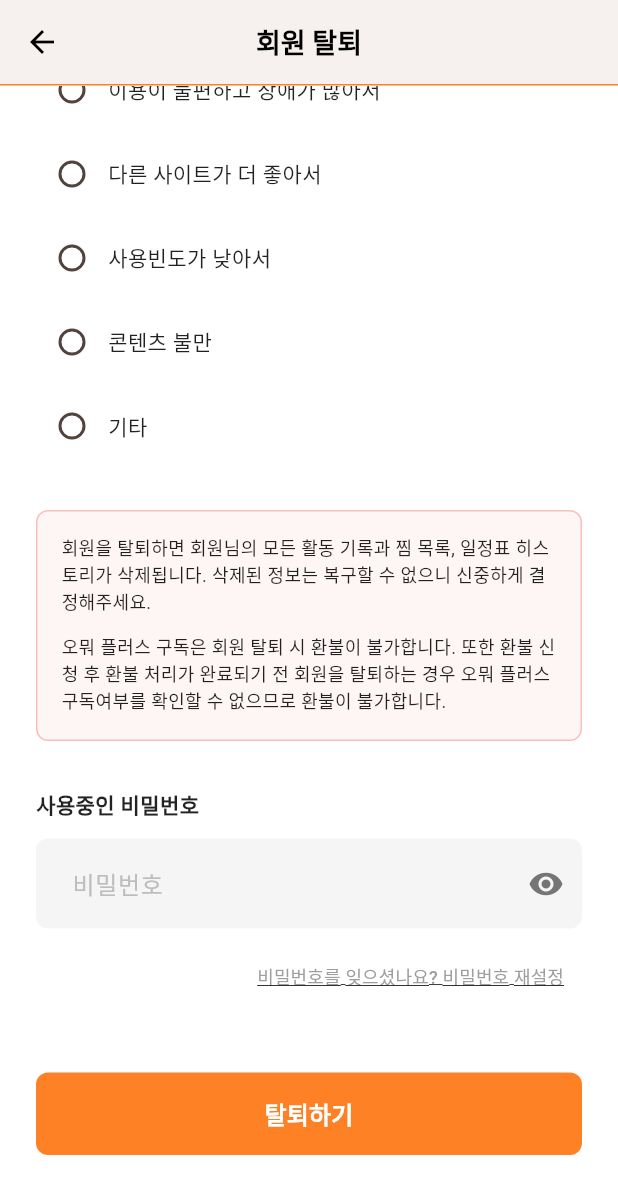
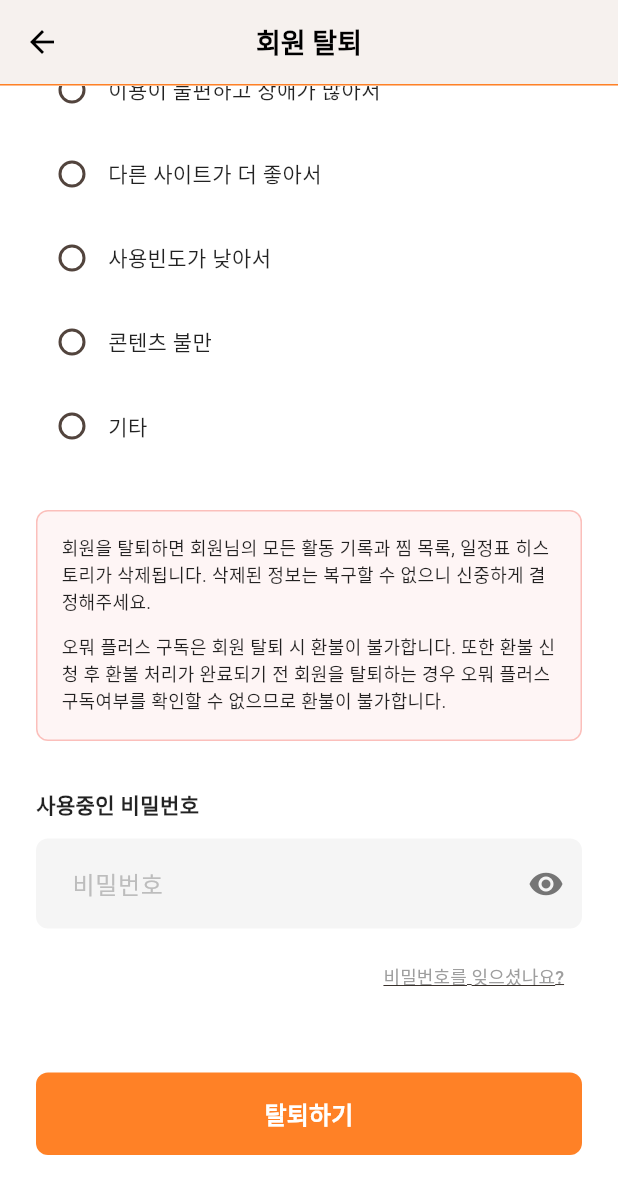
Before and after one commit to sswwdk/EclipseApp, a Flutter app: the DeleteAccountScreen screen opened directly, scrolled down 275 dp, on a phone screen of 412 x 824 dp. Shown: the top 1194 px of the screen. Run offline on Flutter 3.47's test engine with Material 3 defaults, Android fonts, the phone set to English and light mode, and no system bars.

Commit message:
[feat] 회원탈퇴 시 로그인 화면으로 돌아가는 기능 추가, 회원탈퇴 할 떄 비번찾기 기능 추가

```diff
--- a/lib/myinfo/delete_account_screen.dart
+++ b/lib/myinfo/delete_account_screen.dart
@@ -1,5 +1,7 @@
 import 'package:flutter/material.dart';
 import '../screens/home.dart';
+import '../login/login_screen.dart';
+import '../login/find_account_screen.dart';
 
 class DeleteAccountScreen extends StatefulWidget {
   const DeleteAccountScreen({Key? key}) : super(key: key);
@@ -89,11 +91,11 @@ class _DeleteAccountScreenState extends State<DeleteAccountScreen> {
 
   void _processAccountDeletion() {
     // 실제 계정 삭제 로직
-    _showSnackBar('계정이 성공적으로 삭제되었습니다.');
+    _showSnackBar('회원이 탈퇴되었습니다.');
 
     // 로그인 화면으로 이동
     Navigator.of(context).pushAndRemoveUntil(
-      MaterialPageRoute(builder: (context) => const MainScreen()),
+      MaterialPageRoute(builder: (context) => const LoginScreen()),
       (route) => false,
     );
   }
@@ -310,11 +312,15 @@ class _DeleteAccountScreenState extends State<DeleteAccountScreen> {
                 alignment: Alignment.centerRight,
                 child: TextButton(
                   onPressed: () {
-                    // 비밀번호 재설정 화면으로 이동
-                    _showSnackBar('비밀번호 재설정 기능을 구현해주세요.');
+                    // 비밀번호 찾기 화면으로 이동
+                    Navigator.of(context).push(
+                      MaterialPageRoute(
+                        builder: (context) => const FindAccountScreen(),
+                      ),
+                    );
                   },
                   child: const Text(
-                    '비밀번호를 잊으셨나요? 비밀번호 재설정',
+                    '비밀번호를 잊으셨나요?',
                     style: TextStyle(
                       fontSize: 12,
                       color: Colors.grey,
```
